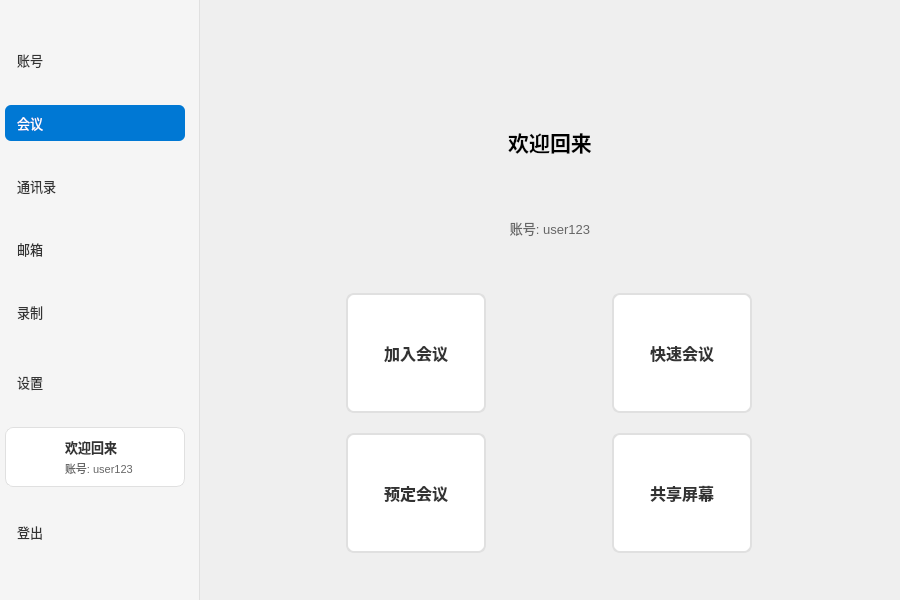
Old version of the form ui/home.ui in the repository zhangdalin/MeetEx.
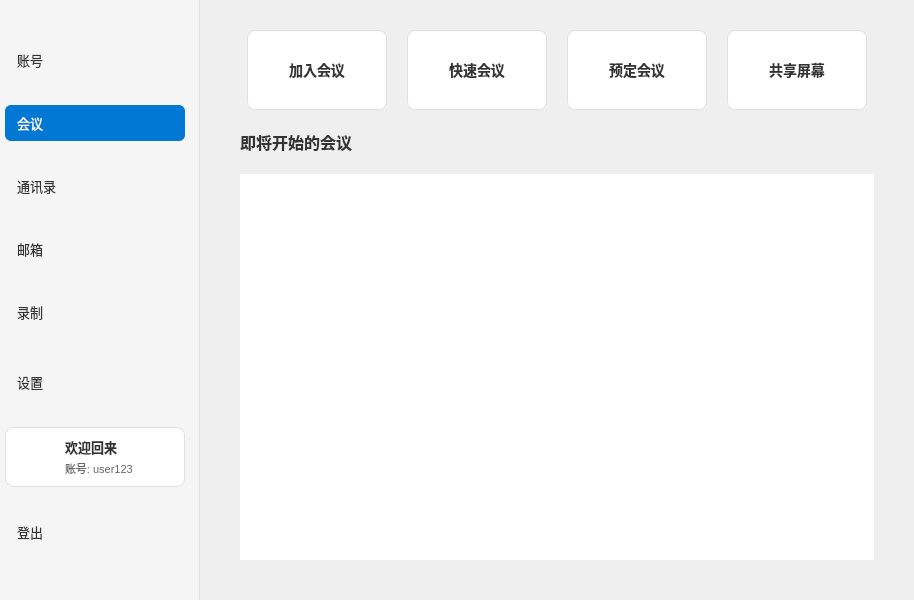
New version of the form. Icons and pictures are not drawn.

Commit message: feat(ui): 重新设计会议页面布局，添加快速操作区和会议列表区

```diff
--- a/ui/home.ui
+++ b/ui/home.ui
@@ -434,109 +434,39 @@
         <number>40</number>
        </property>
        <item>
-        <layout class="QVBoxLayout" name="userInfoLayout">
-         <property name="spacing">
-          <number>10</number>
-         </property>
-         <item>
-          <widget class="QLabel" name="avatarLabel">
-           <property name="minimumSize">
-            <size>
-             <width>64</width>
-             <height>64</height>
-            </size>
-           </property>
-           <property name="maximumSize">
-            <size>
-             <width>64</width>
-             <height>64</height>
-            </size>
-           </property>
-           <property name="pixmap">
-            <pixmap resource="../res/home.qrc">:/assets/user.png</pixmap>
-           </property>
-           <property name="scaledContents">
-            <bool>true</bool>
-           </property>
-           <property name="alignment">
-            <set>Qt::AlignCenter</set>
-           </property>
-          </widget>
-         </item>
-         <item>
-          <widget class="QLabel" name="nicknameLabel">
-           <property name="font">
-            <font>
-             <pointsize>16</pointsize>
-             <bold>true</bold>
-            </font>
-           </property>
-           <property name="text">
-            <string>欢迎回来</string>
-           </property>
-           <property name="alignment">
-            <set>Qt::AlignCenter</set>
-           </property>
-          </widget>
-         </item>
-         <item>
-          <widget class="QLabel" name="accountInfoLabel">
-           <property name="font">
-            <font>
-             <pointsize>10</pointsize>
-            </font>
-           </property>
-           <property name="styleSheet">
-            <string notr="true">color: #666666;</string>
-           </property>
-           <property name="text">
-            <string>账号: user123</string>
-           </property>
-           <property name="alignment">
-            <set>Qt::AlignCenter</set>
-           </property>
-          </widget>
-         </item>
-        </layout>
-       </item>
-       <item>
-        <spacer name="topSpacer">
-         <property name="orientation">
-          <enum>Qt::Vertical</enum>
-         </property>
-        </spacer>
-       </item>
-       <item>
-        <layout class="QGridLayout" name="functionGrid">
+        <layout class="QHBoxLayout" name="quickActionLayout">
          <property name="spacing">
           <number>20</number>
          </property>
-         <item row="0" column="0">
-          <widget class="QPushButton" name="joinmeetingBtn">
+         <item>
+          <spacer name="quickActionLeftSpacer">
+           <property name="orientation">
+            <enum>Qt::Horizontal</enum>
+           </property>
+          </spacer>
+         </item>
+         <item>
+          <widget class="QPushButton" name="joinMeetingBtn">
            <property name="minimumSize">
             <size>
              <width>140</width>
-             <height>120</height>
+             <height>80</height>
             </size>
            </property>
            <property name="maximumSize">
             <size>
              <width>140</width>
-             <height>120</height>
+             <height>80</height>
             </size>
            </property>
-           <property name="font">
-            <font>
-             <pointsize>12</pointsize>
-             <bold>true</bold>
-            </font>
-           </property>
            <property name="styleSheet">
             <string notr="true">QPushButton {
     background-color: #ffffff;
-    border: 2px solid #e0e0e0;
+    border: 1px solid #e0e0e0;
     border-radius: 8px;
     color: #333333;
+    font-size: 14px;
+    font-weight: bold;
 }
 QPushButton:hover {
     background-color: #f0f7ff;
@@ -562,32 +492,28 @@
            </property>
           </widget>
          </item>
-         <item row="0" column="1">
-          <widget class="QPushButton" name="quickmeetingBtn">
+         <item>
+          <widget class="QPushButton" name="quickMeetingBtn">
            <property name="minimumSize">
             <size>
              <width>140</width>
-             <height>120</height>
+             <height>80</height>
             </size>
            </property>
            <property name="maximumSize">
             <size>
              <width>140</width>
-             <height>120</height>
+             <height>80</height>
             </size>
            </property>
-           <property name="font">
-            <font>
-             <pointsize>12</pointsize>
-             <bold>true</bold>
-            </font>
-           </property>
            <property name="styleSheet">
             <string notr="true">QPushButton {
     background-color: #ffffff;
-    border: 2px solid #e0e0e0;
+    border: 1px solid #e0e0e0;
     border-radius: 8px;
     color: #333333;
+    font-size: 14px;
+    font-weight: bold;
 }
 QPushButton:hover {
     background-color: #f0f7ff;
@@ -613,32 +539,28 @@
            </property>
           </widget>
          </item>
-         <item row="1" column="0">
-          <widget class="QPushButton" name="bookmeetingBtn">
+         <item>
+          <widget class="QPushButton" name="bookMeetingBtn">
            <property name="minimumSize">
             <size>
              <width>140</width>
-             <height>120</height>
+             <height>80</height>
             </size>
            </property>
            <property name="maximumSize">
             <size>
              <width>140</width>
-             <height>120</height>
+             <height>80</height>
             </size>
            </property>
-           <property name="font">
-            <font>
-             <pointsize>12</pointsize>
-             <bold>true</bold>
-            </font>
-           </property>
            <property name="styleSheet">
             <string notr="true">QPushButton {
     background-color: #ffffff;
-    border: 2px solid #e0e0e0;
+    border: 1px solid #e0e0e0;
     border-radius: 8px;
     color: #333333;
+    font-size: 14px;
+    font-weight: bold;
 }
 QPushButton:hover {
     background-color: #f0f7ff;
@@ -664,32 +586,28 @@
            </property>
           </widget>
          </item>
-         <item row="1" column="1">
-          <widget class="QPushButton" name="sharescreenBtn">
+         <item>
+          <widget class="QPushButton" name="shareScreenBtn">
            <property name="minimumSize">
             <size>
              <width>140</width>
-             <height>120</height>
+             <height>80</height>
             </size>
            </property>
            <property name="maximumSize">
             <size>
              <width>140</width>
-             <height>120</height>
+             <height>80</height>
             </size>
            </property>
-           <property name="font">
-            <font>
-             <pointsize>12</pointsize>
-             <bold>true</bold>
-            </font>
-           </property>
            <property name="styleSheet">
             <string notr="true">QPushButton {
     background-color: #ffffff;
-    border: 2px solid #e0e0e0;
+    border: 1px solid #e0e0e0;
     border-radius: 8px;
     color: #333333;
+    font-size: 14px;
+    font-weight: bold;
 }
 QPushButton:hover {
     background-color: #f0f7ff;
@@ -715,14 +633,41 @@
            </property>
           </widget>
          </item>
+         <item>
+          <spacer name="quickActionRightSpacer">
+           <property name="orientation">
+            <enum>Qt::Horizontal</enum>
+           </property>
+          </spacer>
+         </item>
         </layout>
        </item>
        <item>
-        <spacer name="bottomSpacer">
-         <property name="orientation">
-          <enum>Qt::Vertical</enum>
+        <widget class="QLabel" name="meetingListTitle">
+         <property name="styleSheet">
+          <string notr="true">color: #333333; font-size: 16px; font-weight: bold;</string>
          </property>
-        </spacer>
+         <property name="text">
+          <string>即将开始的会议</string>
+         </property>
+        </widget>
+       </item>
+       <item>
+        <widget class="QListWidget" name="meetingListWidget">
+         <property name="styleSheet">
+          <string notr="true">QListWidget {
+    border: none;
+    background-color: #ffffff;
+}
+QListWidget::item {
+    border-bottom: 1px solid #f0f0f0;
+    padding: 0px;
+}
+QListWidget::item:hover {
+    background-color: #fafafa;
+}</string>
+         </property>
+        </widget>
        </item>
       </layout>
      </widget>
```
Left out of the diff: 8 changed lines with no effect on the pictures.
